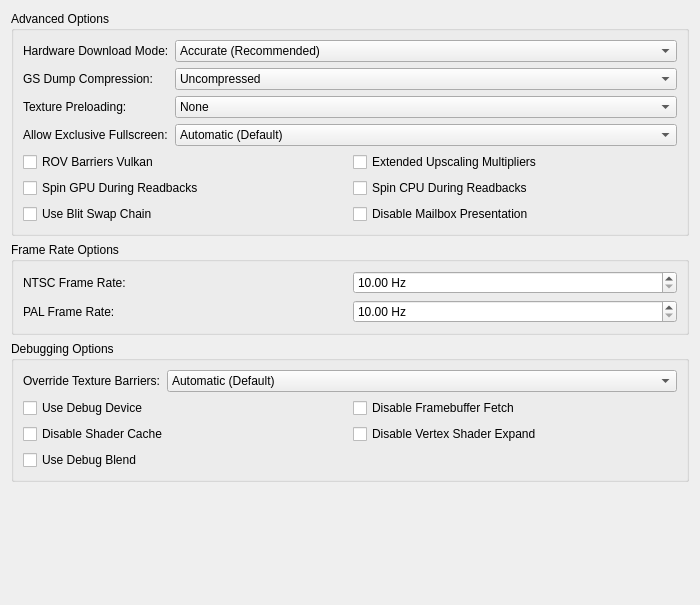
First picture: the form in pcsx2-qt/Settings/GraphicsAdvancedSettingsTab.ui, repository PCSX2/pcsx2, before the edit.
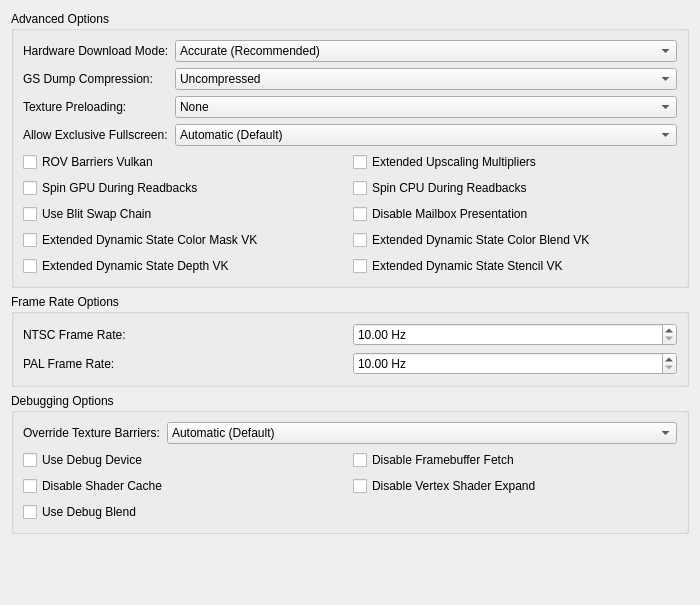
Second picture: the form after the edit.

Commit message: TMP: Add EDS settings to GUI.

```diff
--- a/pcsx2-qt/Settings/GraphicsAdvancedSettingsTab.ui
+++ b/pcsx2-qt/Settings/GraphicsAdvancedSettingsTab.ui
@@ -138,6 +138,34 @@
           </property>
          </widget>
         </item>
+        <item row="4" column="0">
+         <widget class="QCheckBox" name="edsColorMaskVK">
+          <property name="text">
+           <string>Extended Dynamic State Color Mask VK</string>
+          </property>
+         </widget>
+        </item>
+        <item row="4" column="1">
+         <widget class="QCheckBox" name="edsColorBlendVK">
+          <property name="text">
+           <string>Extended Dynamic State Color Blend VK</string>
+          </property>
+         </widget>
+        </item>
+        <item row="5" column="0">
+         <widget class="QCheckBox" name="edsDepthVK">
+          <property name="text">
+           <string>Extended Dynamic State Depth VK</string>
+          </property>
+         </widget>
+        </item>
+        <item row="5" column="1">
+         <widget class="QCheckBox" name="edsStencilVK">
+          <property name="text">
+           <string>Extended Dynamic State Stencil VK</string>
+          </property>
+         </widget>
+        </item>
        </layout>
       </item>
       <item row="6" column="0">
```
The commit also changes 1 other file.
